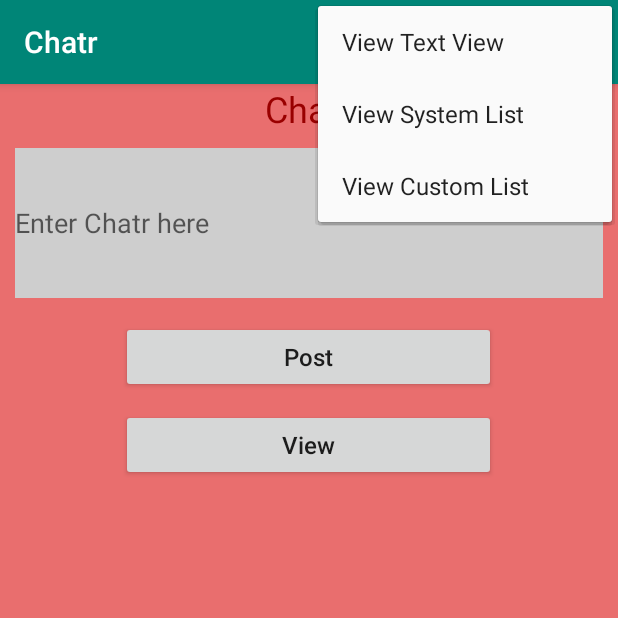
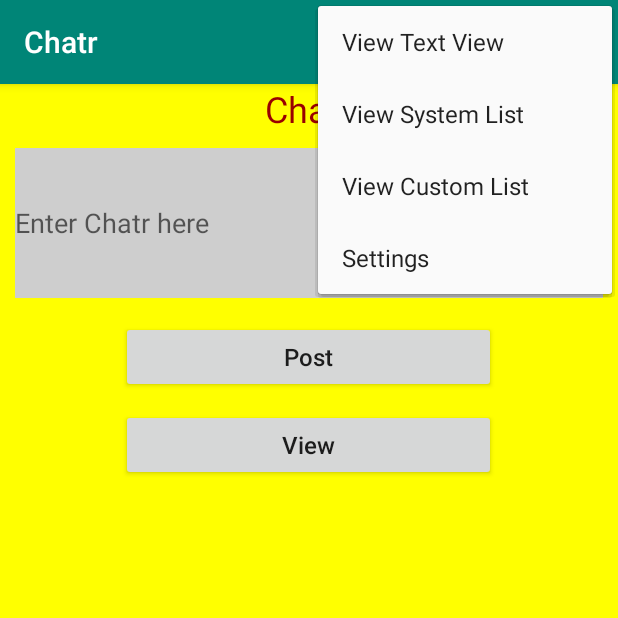
Before and after one commit to rhofstede/Android, an Android app: the screen it shows after launch (MainActivity), with the options menu open, on a phone screen of 412 x 824 dp, the top half of it. Run offline under Robolectric (Android 15) with nearby library versions, the phone set to English and light mode, and no system bars.

Commit message:
added preferences

```diff
--- a/January/Chatr/app/src/main/AndroidManifest.xml
+++ b/January/Chatr/app/src/main/AndroidManifest.xml
@@ -11,7 +11,8 @@
         android:roundIcon="@mipmap/ic_launcher_round"
         android:supportsRtl="true"
         android:theme="@style/AppTheme">
-        <activity android:name=".CustomListActivity"></activity>
+        <activity android:name=".SettingsActivity"></activity>
+        <activity android:name=".CustomListActivity" />
         <activity android:name=".SystemListActivity" />
         <activity android:name=".ReceiveActivity" />
         <activity android:name=".MainActivity">
--- a/January/Chatr/app/src/main/java/com/nait/rhofstede1/chatr/MainActivity.java
+++ b/January/Chatr/app/src/main/java/com/nait/rhofstede1/chatr/MainActivity.java
@@ -4,9 +4,12 @@ import androidx.annotation.NonNull;
 import androidx.appcompat.app.AppCompatActivity;
 
 import android.content.Intent;
+import android.content.SharedPreferences;
+import android.graphics.Color;
 import android.os.Build;
 import android.os.Bundle;
 import android.os.StrictMode;
+import android.preference.PreferenceManager;
 import android.view.Menu;
 import android.view.MenuInflater;
 import android.view.MenuItem;
@@ -26,13 +29,24 @@ import org.apache.http.message.BasicNameValuePair;
 import java.util.ArrayList;
 import java.util.List;
 
-public class MainActivity extends AppCompatActivity implements OnClickListener {
-
+public class MainActivity extends AppCompatActivity implements OnClickListener, SharedPreferences.OnSharedPreferenceChangeListener
+{
+    //create user preferences
+    SharedPreferences settings;
+    //create view for editing purposes
+    View mainView;
     @Override
     protected void onCreate(Bundle savedInstanceState)
     {
         super.onCreate(savedInstanceState);
         setContentView(R.layout.activity_main);
+
+        //instanciate main view
+        mainView = findViewById(R.id.linear_layout_main);
+        //set user preferences for the application
+        settings = PreferenceManager.getDefaultSharedPreferences(this);
+        String bgColor = settings.getString("preference_main_bg_color","#FFFF00");
+        mainView.setBackgroundColor(Color.parseColor(bgColor));
 
         //hack to allow operations on the main thread.
         if (Build.VERSION.SDK_INT > 9)
@@ -48,6 +62,9 @@ public class MainActivity extends AppCompatActivity implements OnClickListener {
         //listen for the buttons
         sendButton.setOnClickListener(this);
         viewButton.setOnClickListener(this);
+
+        //listen for preference changes
+        settings.registerOnSharedPreferenceChangeListener(this);
     }
 
     @Override
@@ -82,6 +99,13 @@ public class MainActivity extends AppCompatActivity implements OnClickListener {
             {
                 //go to the custom list view class
                 Intent intent = new Intent(this, CustomListActivity.class);
+                startActivity(intent);
+                break;
+            }
+            case R.id.menu_item_settings:
+            {
+                //go to the settings page
+                Intent intent = new Intent(this, SettingsActivity.class);
                 startActivity(intent);
                 break;
             }
@@ -128,6 +152,8 @@ public class MainActivity extends AppCompatActivity implements OnClickListener {
 
     private void postToServer(String chatr)
     {
+        //get username from settings
+        String username = settings.getString("preference_user_name","unknownuser");
         try
         {
             //create variables
@@ -136,7 +162,7 @@ public class MainActivity extends AppCompatActivity implements OnClickListener {
             List<NameValuePair> formParameters = new ArrayList<NameValuePair>();
             //pass in data
             formParameters.add(new BasicNameValuePair("DATA", chatr));
-            formParameters.add(new BasicNameValuePair("LOGIN_NAME", "bubble_elevator"));
+            formParameters.add(new BasicNameValuePair("LOGIN_NAME", username));
             //encode for internet
             UrlEncodedFormEntity formEntity = new UrlEncodedFormEntity(formParameters);
             //put contents into database
@@ -148,4 +174,11 @@ public class MainActivity extends AppCompatActivity implements OnClickListener {
             Toast.makeText(this, "Error: " + e, Toast.LENGTH_LONG).show();
         }
     }
+
+    @Override
+    public void onSharedPreferenceChanged(SharedPreferences sharedPreferences, String key)
+    {
+        String bgColor = settings.getString("preference_main_bg_color","#FFFF00");
+        mainView.setBackgroundColor(Color.parseColor(bgColor));
+    }
 }
--- a/January/Chatr/app/src/main/res/layout/activity_main.xml
+++ b/January/Chatr/app/src/main/res/layout/activity_main.xml
@@ -1,5 +1,6 @@
 <?xml version="1.0" encoding="utf-8"?>
 <LinearLayout xmlns:android="http://schemas.android.com/apk/res/android"
+    android:id="@+id/linear_layout_main"
     android:orientation="vertical"
     android:layout_width="match_parent"
     android:layout_height="match_parent"
--- a/January/Chatr/app/src/main/res/menu/main_menu.xml
+++ b/January/Chatr/app/src/main/res/menu/main_menu.xml
@@ -12,4 +12,8 @@
         android:id="@+id/menu_item_view_custom_list"
         android:title="View Custom List" />
 
+    <item
+        android:id="@+id/menu_item_settings"
+        android:title="Settings"/>
+
 </menu>
--- a/January/Chatr/app/src/main/res/values/strings.xml
+++ b/January/Chatr/app/src/main/res/values/strings.xml
@@ -7,4 +7,10 @@
     <string name="button_back_text">Back</string>
     <string name="view_title_text">Last 30 Chatrs</string>
     <string name="list_view_empty_text">No chatr available</string>
+    <string name="preference_username_title">Username</string>
+    <string name="preference_username_summary">Set or change username</string>
+    <string name="preference_user_password">Password</string>
+    <string name="preference_user_password_summary">Set or change password</string>
+    <string name="preference_main_bg_color_title">Main background colour</string>
+    <string name="preference_main_bg_color_summary">Modify background colour</string>
 </resources>
```
Also changed, not shown: January/Chatr/app/src/main/java/com/nait/rhofstede1/chatr/SettingsActivity.java (added, +16 -0 lines), January/Chatr/app/src/main/res/xml/settings.xml (added, +19 -0 lines).
